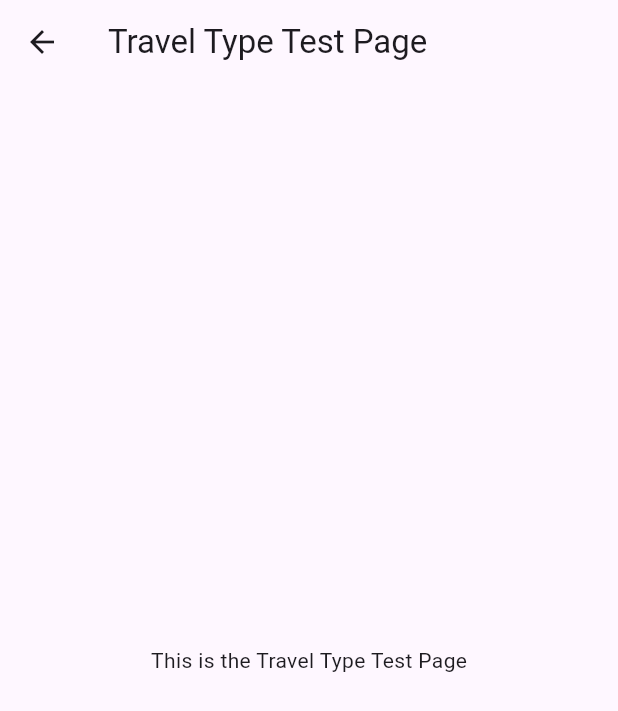
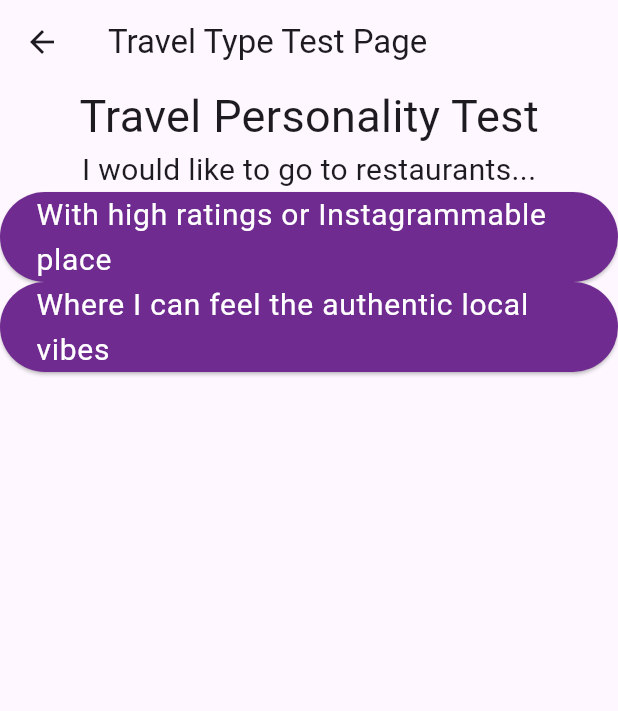
Before and after one commit to seoyoungk0909/cathay_hackathon_2023, a Flutter app: the screen it shows after launch, after a tap on an icon or button, on a phone screen of 412 x 824 dp. Shown: the top 711 px of the screen. Run offline on Flutter 3.47's test engine with Material 3 defaults, Android fonts, the phone set to English and light mode, and no system bars; our stand-ins replace firebase_core, flutter_svg; accounts and stored records are empty; Roboto replaces fonts that are missing (Raleway); statements that could not run were skipped.

Commit message:
Travel test

```diff
--- a/lib/main.dart
+++ b/lib/main.dart
@@ -14,10 +14,10 @@
 import 'package:firebase_core/firebase_core.dart';
 import 'firebase_options.dart';
 
-
-
 void main() async {
-  WidgetsFlutterBinding.ensureInitialized(); await Firebase.initializeApp(options: DefaultFirebaseOptions.currentPlatform);runApp(const MyApp());
+  WidgetsFlutterBinding.ensureInitialized();
+  await Firebase.initializeApp(options: DefaultFirebaseOptions.currentPlatform);
+  runApp(const MyApp());
 }
 
 class MyApp extends StatelessWidget {
@@ -27,15 +27,18 @@
   @override
   Widget build(BuildContext context) {
     return MaterialApp(
-      title: "Team 30", debugShowCheckedModeBanner: false,
+      title: "Team 30",
+      debugShowCheckedModeBanner: false,
       initialRoute: '/',
       routes: {
-          // '/': (context) => HomePage(),
-          'mainPage': (context) => const MainPage(),'bookFlight': (context) => const BookFlightPage(),'myTrips': (context) => const MyTripsPage(),
-          'buddyExpress': (context) => const BuddyExpressPage(),
-          'more': (context) => const MorePage(),
-          'travelTypeTest': (context) => const TravelTypeTestPage(),
-            },
+        // '/': (context) => HomePage(),
+        'mainPage': (context) => MainPage(),
+        'bookFlight': (context) => BookFlightPage(),
+        'myTrips': (context) => MyTripsPage(),
+        'buddyExpress': (context) => BuddyExpressPage(),
+        'more': (context) => MorePage(),
+        'travelTypeTest': (context) => TravelTypeTestPage(),
+      },
       theme: ThemeData(
         primaryColor: CustomColors.representBlack,
         primaryColorLight: CustomColors.representWhite,
@@ -43,9 +46,10 @@
         splashColor: CustomColors.representMint,
         shadowColor: CustomColors.lightPurple,
         textTheme: const TextTheme(
-    bodyLarge: TextStyle(
-      fontFamily: 'Raleway',
-    ),),
+          bodyLarge: TextStyle(
+            fontFamily: 'Raleway',
+          ),
+        ),
       ),
       home: const HomePage(),
     );
--- /dev/null
+++ b/lib/views/components/travel_test_ui.dart
@@ -0,0 +1,82 @@
+import 'package:flutter/material.dart';
+
+Widget travelTestUI(
+    BuildContext context, String title, int questionNumber, String question) {
+  return Container(
+    child: Column(
+      children: [
+        Text('Travel Personality Test',
+            style: TextStyle(
+              //textAlign: TextAlign.center,
+              fontSize: 30,
+            )),
+
+//      Text("Q${1}"),
+
+        Text('I would like to go to restaurants...',
+            style: TextStyle(
+              fontSize: 20,
+            )),
+
+// //아이콘, 텍스트
+//                 Icon(
+//                     Icon.flutter_dash,
+//                     color: Color(0x702b91),
+//                     size: 20
+//                 ),
+
+        Center(
+          //   child: Container(
+          // height: 100,
+          child: ElevatedButton(
+            style: ElevatedButton.styleFrom(
+              backgroundColor: Theme.of(context).highlightColor,
+            ),
+            onPressed: () {},
+            child: Text(
+              'With high ratings or Instagrammable place',
+              style: Theme.of(context).textTheme.bodyLarge?.copyWith(
+                    color: Theme.of(context).primaryColorLight,
+                    fontSize: 20,
+                    fontWeight: FontWeight.normal,
+                  ),
+            ),
+          ),
+          //)
+        ),
+
+        Center(
+          // child: Container(
+          //   height: 100,
+          child: ElevatedButton(
+            style: ElevatedButton.styleFrom(
+              backgroundColor: Theme.of(context).highlightColor,
+            ),
+            onPressed: () {},
+            child: Text(
+              'Where I can feel the authentic local vibes',
+              style: Theme.of(context).textTheme.bodyLarge?.copyWith(
+                    color: Theme.of(context).primaryColorLight,
+                    fontSize: 20,
+                    fontWeight: FontWeight.normal,
+                  ),
+            ),
+          ),
+          //)
+        ),
+
+        // Center(
+        //   child: OutlinedButton(
+        //     onPressed: () {},
+        //     child: const Text("Next Q.>"),
+        //     style: OutlinedButton.styleFrom(
+        //       backgroundColor: Color(0x702B91),
+        //     ),
+        //   ),
+        // ),
+
+//         //진행률 바
+      ],
+    ), //column
+  );
+}
--- a/lib/views/travel_type_test_page.dart
+++ b/lib/views/travel_type_test_page.dart
@@ -1,8 +1,7 @@
 import 'package:flutter/material.dart';
+import 'components/travel_test_ui.dart';
 
 class TravelTypeTestPage extends StatefulWidget {
-  const TravelTypeTestPage({super.key});
-
   @override
   _TravelTypeTestPageState createState() => _TravelTypeTestPageState();
 }
@@ -12,13 +11,12 @@ class _TravelTypeTestPageState extends State<TravelTypeTestPage> {
   Widget build(BuildContext context) {
     return Scaffold(
       appBar: AppBar(
-        title: const Text('Travel Type Test Page'),
+        title: Text('Travel Type Test Page'),
       ),
       body: Container(
-        child: const Center(
-          child: Text('This is the Travel Type Test Page'),
-        ),
+        child: travelTestUI(context, "Title", 1, "question?"),
       ),
     );
   }
 }
+Bool
```
